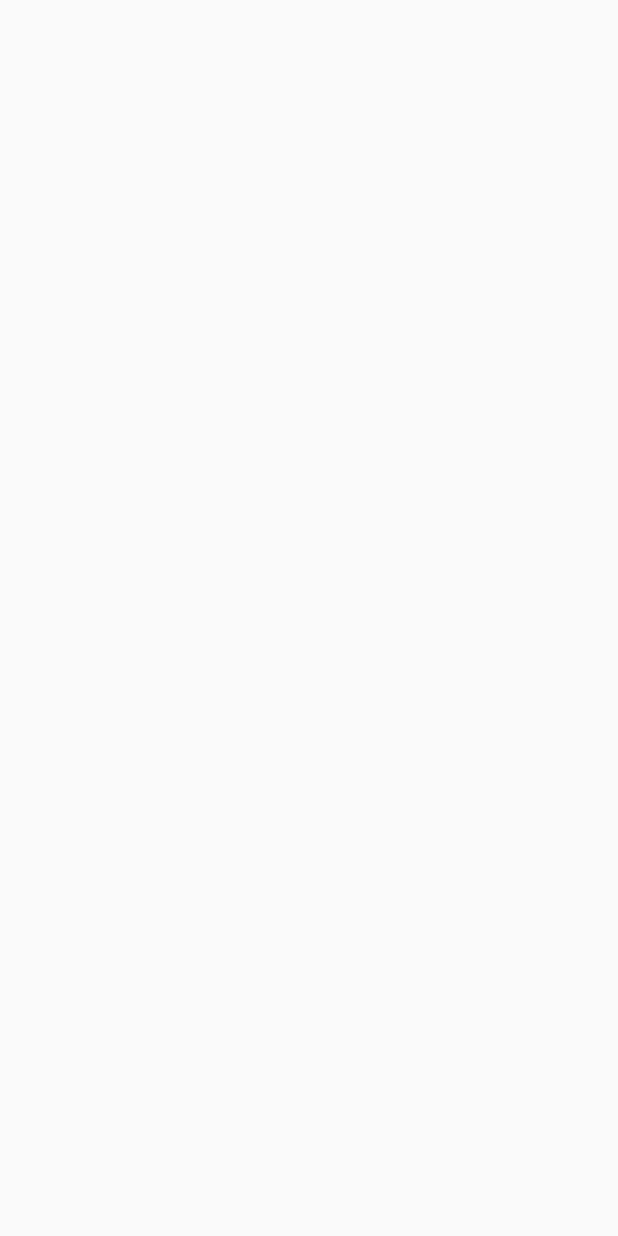
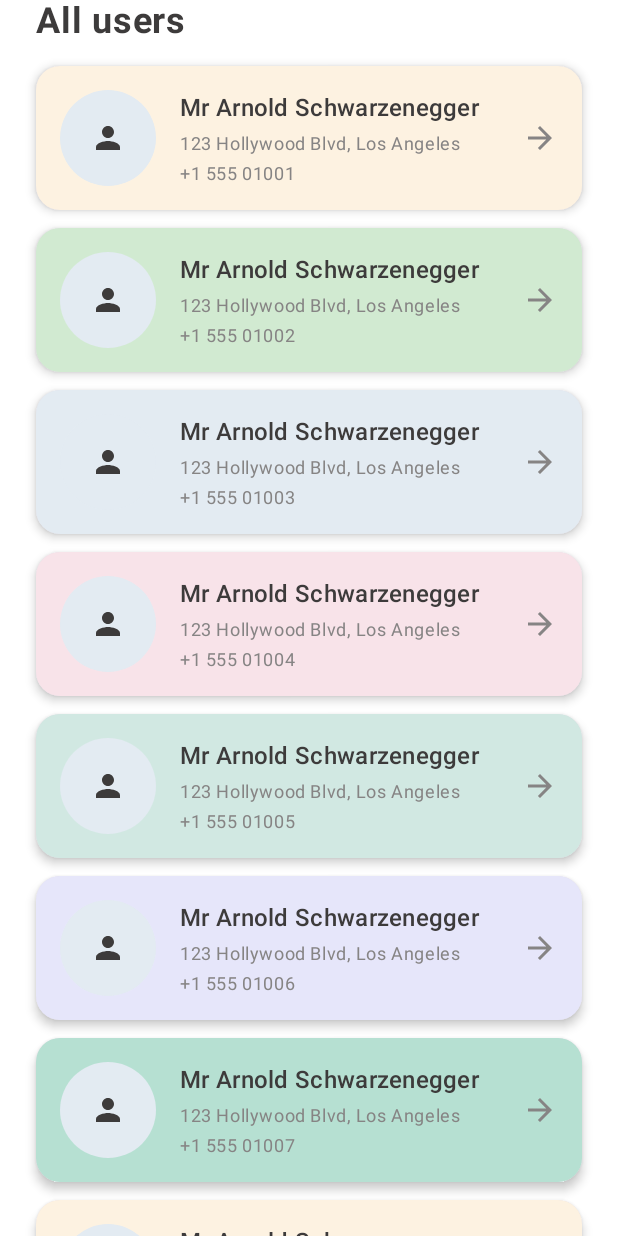
Before and after one commit to arnolddds/UsersApp_SHIFT2025, an Android app built with Jetpack Compose: the screen it shows after launch (MainActivity), on a phone screen of 412 x 824 dp. Before the commit the screen is empty. Run offline under Robolectric (Android 15) with nearby library versions, the phone set to English and light mode, and no system bars.

Commit message:
change ui of mainScreen add more colors for theme test ui with many users

```diff
--- a/app/src/main/java/com/sobolev/usersapp/domain/entities/Location.kt
+++ b/app/src/main/java/com/sobolev/usersapp/domain/entities/Location.kt
@@ -8,7 +8,6 @@ data class Location(
     val postcode: String,
     val coordinates: Coordinates
 ) {
-    // Форматированный адрес для UI
     val formattedAddress: String
         get() = "$street.number $street.name, $city, $state"
 }
--- a/app/src/main/java/com/sobolev/usersapp/domain/entities/User.kt
+++ b/app/src/main/java/com/sobolev/usersapp/domain/entities/User.kt
@@ -1,6 +1,7 @@
 package com.sobolev.usersapp.domain.entities
 
 data class User(
+    val id: Int,
     val gender: String,
     val name: Name,
     val location: Location,
--- a/app/src/main/java/com/sobolev/usersapp/presentation/MainActivity.kt
+++ b/app/src/main/java/com/sobolev/usersapp/presentation/MainActivity.kt
@@ -4,15 +4,56 @@ import android.os.Bundle
 import androidx.activity.ComponentActivity
 import androidx.activity.compose.setContent
 import androidx.activity.enableEdgeToEdge
+import com.sobolev.usersapp.domain.entities.Coordinates
+import com.sobolev.usersapp.domain.entities.Location
+import com.sobolev.usersapp.domain.entities.Name
+import com.sobolev.usersapp.domain.entities.Picture
+import com.sobolev.usersapp.domain.entities.Street
+import com.sobolev.usersapp.domain.entities.User
+import com.sobolev.usersapp.presentation.screens.users.UsersScreen
 import com.sobolev.usersapp.presentation.ui.theme.UsersAppTheme
 
 class MainActivity : ComponentActivity() {
     override fun onCreate(savedInstanceState: Bundle?) {
         super.onCreate(savedInstanceState)
         enableEdgeToEdge()
+        val users = mutableListOf<User>()
+        for (i in 1..100) {
+            users.add(
+                User(
+                    id = i,
+                    gender = "male",
+                    name = Name(
+                        title = "Mr",
+                        first = "Arnold",
+                        last = "Schwarzenegger"
+                    ),
+                    location = Location(
+                        street = Street(number = 123, name = "Hollywood Blvd"),
+                        city = "Los Angeles",
+                        state = "California",
+                        country = "USA",
+                        postcode = "90210",
+                        coordinates = Coordinates(latitude = "34.0522", longitude = "-118.2437")
+                    ),
+                    email = "arnold${i}@example.com",
+                    phone = "+1 555 010${i.toString().padStart(2, '0')}",
+                    cell = "+1 555 020${i.toString().padStart(2, '0')}",
+                    picture = Picture(
+                        large = "https://example.com/large.jpg",
+                        medium = "https://example.com/medium.jpg",
+                        thumbnail = "https://example.com/thumb.jpg"
+                    ),
+                    nat = "US"
+                )
+            )
+        }
         setContent {
             UsersAppTheme {
-
+                UsersScreen(
+                    users = users,
+                    onUserClick = {}
+                )
             }
         }
     }
--- a/app/src/main/java/com/sobolev/usersapp/presentation/screens/users/UsersScreen.kt
+++ b/app/src/main/java/com/sobolev/usersapp/presentation/screens/users/UsersScreen.kt
@@ -2,17 +2,30 @@ package com.sobolev.usersapp.presentation.screens.users
 
 import androidx.compose.foundation.background
 import androidx.compose.foundation.clickable
-import androidx.compose.foundation.combinedClickable
+import androidx.compose.foundation.layout.Box
 import androidx.compose.foundation.layout.Column
+import androidx.compose.foundation.layout.Row
 import androidx.compose.foundation.layout.Spacer
+import androidx.compose.foundation.layout.fillMaxWidth
 import androidx.compose.foundation.layout.height
 import androidx.compose.foundation.layout.padding
+import androidx.compose.foundation.layout.size
+import androidx.compose.foundation.layout.width
 import androidx.compose.foundation.lazy.LazyColumn
+import androidx.compose.foundation.lazy.itemsIndexed
+import androidx.compose.foundation.shape.CircleShape
 import androidx.compose.foundation.shape.RoundedCornerShape
+import androidx.compose.material.icons.Icons
+import androidx.compose.material.icons.automirrored.filled.ArrowForward
+import androidx.compose.material.icons.filled.Person
+import androidx.compose.material3.Card
+import androidx.compose.material3.CardDefaults
+import androidx.compose.material3.Icon
 import androidx.compose.material3.MaterialTheme
 import androidx.compose.material3.Scaffold
 import androidx.compose.material3.Text
 import androidx.compose.runtime.Composable
+import androidx.compose.ui.Alignment
 import androidx.compose.ui.Modifier
 import androidx.compose.ui.draw.clip
 import androidx.compose.ui.graphics.Color
@@ -20,10 +33,15 @@ import androidx.compose.ui.text.font.FontWeight
 import androidx.compose.ui.text.style.TextOverflow
 import androidx.compose.ui.unit.dp
 import androidx.compose.ui.unit.sp
+import com.sobolev.usersapp.domain.entities.User
+import com.sobolev.usersapp.presentation.ui.theme.Blue100
+import com.sobolev.usersapp.presentation.ui.theme.Grey300
+import com.sobolev.usersapp.presentation.ui.theme.UserColors
 
 @Composable
 fun UsersScreen(
     modifier: Modifier = Modifier,
+    users: List<User>,
     onUserClick: () -> Unit
 ) {
     Scaffold(
@@ -41,7 +59,20 @@ fun UsersScreen(
             item {
                 Spacer(modifier = Modifier.height(16.dp))
             }
-
+            itemsIndexed(
+                items = users,
+                key = { _, user -> user.id }
+            ) {index, user ->
+                UserCard(
+                    modifier = modifier
+                        .fillMaxWidth()
+                        .padding(horizontal = 24.dp),
+                    user = user,
+                    backgroundColor = UserColors[index % UserColors.size],
+                    onUserClick = onUserClick
+                )
+                Spacer(modifier = Modifier.height(12.dp))
+            }
         }
 
     }
@@ -64,34 +95,79 @@ private fun Title(
 @Composable
 private fun UserCard(
     modifier: Modifier = Modifier,
+    user: User,
     backgroundColor: Color,
     onUserClick: () -> Unit,
 ) {
+    Card(
+        modifier = modifier
+            .fillMaxWidth()
+            .clickable { onUserClick() },
+        shape = RoundedCornerShape(16.dp),
+        elevation = CardDefaults.cardElevation(4.dp)
+    ) {
+        Row(
+            modifier = Modifier
+                .background(backgroundColor)
+                .padding(16.dp),
+            verticalAlignment = Alignment.CenterVertically
+        ) {
+
+            Box(
+                modifier = Modifier
+                    .size(64.dp)
+                    .clip(CircleShape)
+                    .background(Blue100),
+                contentAlignment = Alignment.Center
+            ) {
+                Icon(
+                    imageVector = Icons.Default.Person,
+                    contentDescription = "User avatar placeholder",
+                    tint = Grey300
+                )
+            }
+
+            Spacer(modifier = Modifier.width(16.dp))
+
+
             Column(
-        modifier = modifier
-            .clip(RoundedCornerShape(16.dp))
-            .background(backgroundColor)
-            .clickable {
-                onUserClick()
-            }
-            .padding(16.dp)
+                modifier = Modifier.weight(1f)
             ) {
+
                 Text(
-            text = "name",
-            fontSize = 14.sp,
-            color = MaterialTheme.colorScheme.onSurface,
+                    text = user.fullName,
+                    style = MaterialTheme.typography.titleMedium,
+                    color = MaterialTheme.colorScheme.onBackground,
                     maxLines = 1,
                     overflow = TextOverflow.Ellipsis
                 )
-        Spacer(modifier = Modifier.height(8.dp))
+
+                Spacer(modifier = Modifier.height(4.dp))
+
                 Text(
-            text = "User Info",
-            fontSize = 16.sp,
-            color = MaterialTheme.colorScheme.onSurface,
-            fontWeight = FontWeight.Medium,
-            maxLines = 3,
+                    text = "${user.location.street.number} ${user.location.street.name}, ${user.location.city}",
+                    style = MaterialTheme.typography.bodySmall,
+                    color = MaterialTheme.colorScheme.onSurfaceVariant,
+                    maxLines = 1,
+                    overflow = TextOverflow.Ellipsis
+                )
+
+                Spacer(modifier = Modifier.height(4.dp))
+
+                Text(
+                    text = user.phone,
+                    style = MaterialTheme.typography.bodySmall,
+                    color = MaterialTheme.colorScheme.onSurfaceVariant,
+                    maxLines = 1,
                     overflow = TextOverflow.Ellipsis
                 )
             }
 
+            Icon(
+                imageVector = Icons.AutoMirrored.Filled.ArrowForward,
+                contentDescription = "View details",
+                tint = MaterialTheme.colorScheme.onSurfaceVariant
+            )
         }
+    }
+}
--- a/app/src/main/java/com/sobolev/usersapp/presentation/ui/theme/Color.kt
+++ b/app/src/main/java/com/sobolev/usersapp/presentation/ui/theme/Color.kt
@@ -16,3 +16,17 @@ val Grey200 = Color(0xFF868484)
 val Grey300 = Color(0xFF3D3B3B)
 
 val Brown = Color(0xFF703410)
+
+
+val Pink100 = Color(0xFFF8E3E9)
+val Teal100 = Color(0xFFD1E8E2)
+val Coral = Color(0xFFFFC8B5)
+val Lavender = Color(0xFFE6E6FA)
+val Mint = Color(0xFFB6E0D2)
+val Peach = Color(0xFFFFDAB9)
+
+
+val UserColors = listOf(
+    Yellow100, Green, Blue100,
+    Pink100, Teal100, Lavender, Mint
+)
```
Lines whose indentation alone changed are shown as unchanged.
